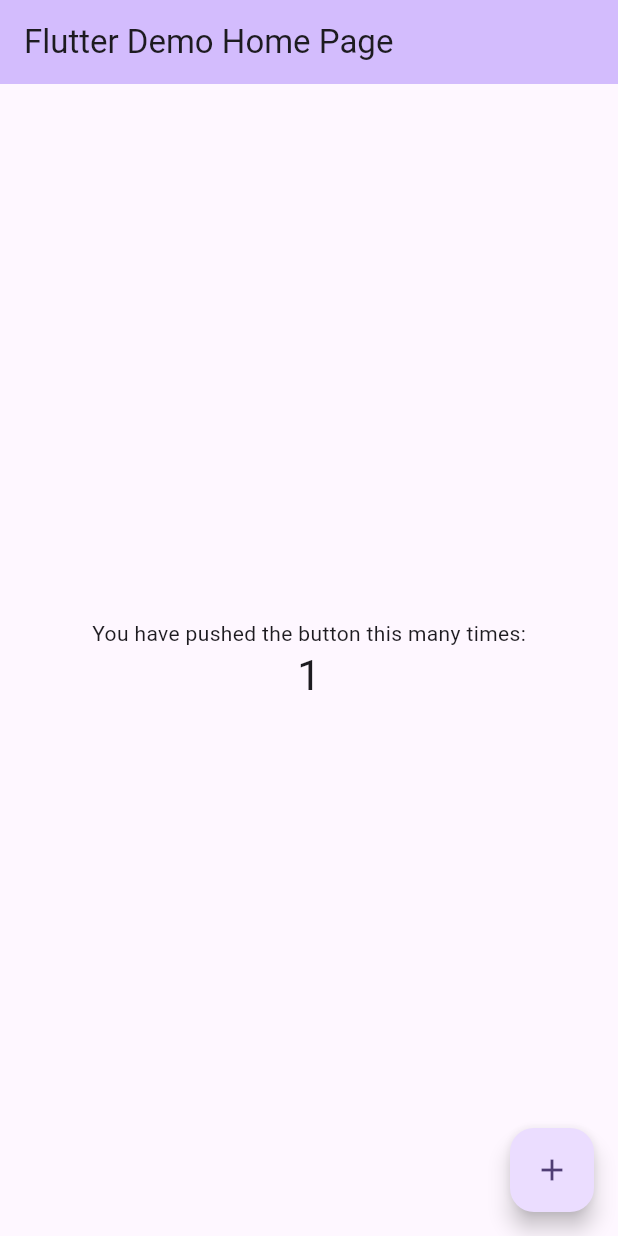
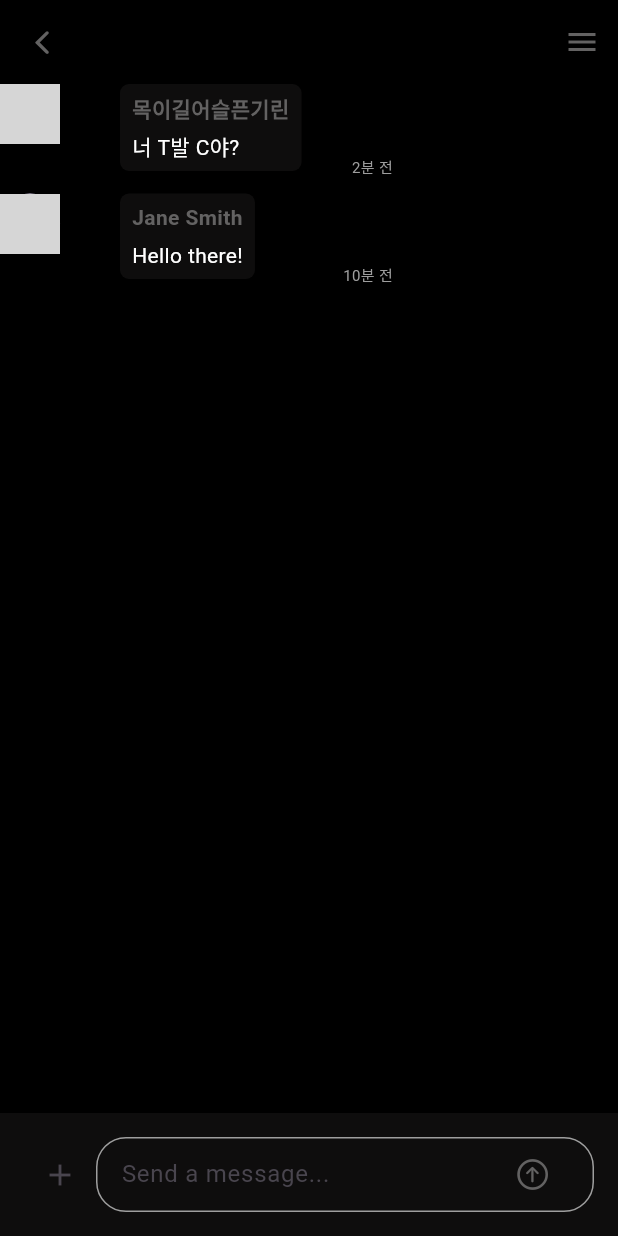
Before and after one commit to frank7841/sendbird-chat, a Flutter app: the screen it shows after launch, after a tap on the "add" icon, on a phone screen of 412 x 824 dp. Run offline on Flutter 3.47's test engine with Material 3 defaults, Android fonts, the phone set to English and light mode, and no system bars; drawn by our look-alikes of bubble; missing offline and left inert: sendbird_chat_sdk; network calls fail; grey boxes are pictures that could not be loaded.

Commit message:
send message

```diff
--- /dev/null
+++ b/lib/channel_list.dart
@@ -0,0 +1,206 @@
+import 'package:flutter/cupertino.dart';
+import 'package:flutter/material.dart';
+import 'package:sendbird_chat_app/component/chat.dart';
+import 'package:sendbird_chat_app/constants/colors.dart';
+import 'package:sendbird_chat_sdk/sendbird_chat_sdk.dart';
+
+class ChatListScreen extends StatefulWidget {
+  final String openChannelUrl;
+
+  const ChatListScreen({Key? key, required this.openChannelUrl})
+      : super(key: key);
+
+  @override
+  _ChatListScreenState createState() => _ChatListScreenState();
+}
+
+class _ChatListScreenState extends State<ChatListScreen> {
+  late TextEditingController _messageController;
+  late OpenChannel openChannel;
+  List<Map<String, String>> messages = [];
+  @override
+  void initState() {
+    super.initState();
+    _messageController = TextEditingController();
+    initializeOpenChannel();
+
+    addReceivedMessage(
+      '목이길어슬픈기린',
+      '너 T발 C야?',
+      '2분 전',
+      'https://images.unsplash.com/photo-1583122624368-93607357113c?q=80&w=1374&auto=format&fit=crop&ixlib=rb-4.0.3&ixid=M3wxMjA3fDB8MHxwaG90by1wYWdlfHx8fGVufDB8fHx8fA%3D%3D',
+    );
+    addReceivedMessage(
+      'Jane Smith',
+      'Hello there!',
+      '10분 전',
+      'https://images.unsplash.com/photo-1570527140771-020891229bb4?q=80&w=1374&auto=format&fit=crop&ixlib=rb-4.0.3&ixid=M3wxMjA3fDB8MHxwaG90by1wYWdlfHx8fGVufDB8fHx8fA%3D%3D',
+    );
+  }
+
+  Future<void> initializeOpenChannel() async {
+    try {
+      openChannel = await OpenChannel.getChannel(widget.openChannelUrl);
+
+      print("Open channel Entered: ${openChannel.channelUrl}");
+      print("Open channel name: ${openChannel.name}");
+      setState(() {});
+    } catch (e) {
+      rethrow;
+    }
+  }
+
+  void addSentMessage(String messageText) {
+    setState(() {
+      messages.add({'type': 'sent', 'message': messageText});
+    });
+  }
+
+  // Function to add received messages to the list
+  void addReceivedMessage(
+      String senderName, String messageText, String time, String imageUrl) {
+    setState(() {
+      messages.add({
+        'type': 'received',
+        'senderName': senderName,
+        'message': messageText,
+        'time': time,
+        'imageUrl': imageUrl,
+      });
+    });
+  }
+
+  Future<void> sendMessage() async {
+    try {
+      final messageText = _messageController.text;
+      final params = UserMessageCreateParams(message: _messageController.text)
+        ..data = 'DATA'
+        ..customType = 'CUSTOM_TYPE';
+
+      openChannel.sendUserMessage(params, handler: (message, e) {
+        if (e != null) {
+          // Handle error.
+          print('Error sending message: $e');
+        } else {
+          // Handle successful message sending.
+          print('Message sent successfully: $messageText');
+          setState(() {
+            print('Before: $messageText');
+            addSentMessage(messageText);
+            print('After: $messages');
+          });
+        }
+      });
+
+      _messageController.clear();
+    } catch (e) {
+      // Handle error.
+      print('Error sending message: $e');
+    }
+  }
+
+  @override
+  Widget build(BuildContext context) {
+    return Scaffold(
+      appBar: AppBar(
+        backgroundColor: const Color.fromARGB(0, 5, 5, 5),
+        title: openChannel != null
+            ? Text(
+                openChannel.name,
+                style: TextStyle(color: darkWhite),
+              )
+            : const Text(
+                'Loading...',
+                style: TextStyle(color: darkWhite),
+              ),
+        leading: IconButton(
+          icon: const Icon(CupertinoIcons.back, color: darkWhite),
+          onPressed: () {
+            // Implement your back button functionality here
+          },
+        ),
+        actions: [
+          IconButton(
+            icon: const Icon(Icons.menu, color: darkWhite),
+            onPressed: () {
+              // Implement your menu icon functionality here
+            },
+          ),
+        ],
+      ),
+      body: Column(
+        mainAxisAlignment: MainAxisAlignment.spaceBetween,
+        children: [
+          Expanded(
+            child: ListView.builder(
+              itemCount: messages.length,
+              itemBuilder: (context, index) {
+                final message = messages[index];
+                if (message['type'] == 'sent') {
+                  return SenderMessage(
+                    message: message['message'] ?? '',
+                  );
+                } else {
+                  return ReceiverMessage(
+                    title: message['senderName'] ?? '',
+                    message: message['message'] ?? '',
+                    time: message['time'] ?? '',
+                    imageUrl: message['imageUrl'] ?? '',
+                  );
+                }
+              },
+            ),
+          ),
+          Container(
+            color: darkGrey,
+            child: Padding(
+              padding: const EdgeInsets.all(16.0),
+              child: Row(
+                mainAxisAlignment: MainAxisAlignment.spaceBetween,
+                children: [
+                  IconButton(
+                    icon: const Icon(Icons.add),
+                    onPressed: () {
+                      // Implement your plus icon functionality here
+                    },
+                  ),
+                  Expanded(
+                    child: Container(
+                      padding: const EdgeInsets.symmetric(horizontal: 16.0),
+                      decoration: BoxDecoration(
+                        borderRadius: BorderRadius.circular(20.0),
+                        border: Border.all(color: Colors.grey),
+                      ),
+                      child: Row(
+                        children: [
+                          Expanded(
+                            child: TextField(
+                              controller: _messageController,
+                              decoration: const InputDecoration(
+                                hintText: 'Send a message...',
+                                border: InputBorder.none,
+                              ),
+                            ),
+                          ),
+                          IconButton(
+                            icon: const Icon(
+                              CupertinoIcons.arrow_up_circle,
+                              color: darkWhite,
+                            ),
+                            onPressed: () {
+                              sendMessage();
+                            },
+                          ),
+                        ],
+                      ),
+                    ),
+                  ),
+                ],
+              ),
+            ),
+          ),
+        ],
+      ),
+    );
+  }
+}
--- /dev/null
+++ b/lib/component/chat.dart
@@ -0,0 +1,118 @@
+import 'package:flutter/material.dart';
+import 'package:bubble/bubble.dart';
+import 'package:sendbird_chat_app/constants/colors.dart';
+
+class SenderMessage extends StatelessWidget {
+  final String message;
+
+  const SenderMessage({super.key, required this.message});
+
+  @override
+  Widget build(BuildContext context) {
+    return Align(
+      alignment: Alignment.centerRight,
+      child: Bubble(
+        margin: const BubbleEdges.only(top: 10),
+        alignment: Alignment.topRight,
+        nipWidth: 30,
+        nipHeight: 10,
+        nip: BubbleNip.rightTop,
+        color: Colors.transparent, // Set the bubble color to transparent
+        child: Container(
+          decoration: BoxDecoration(
+            borderRadius: BorderRadius.circular(15.0),
+            gradient: const LinearGradient(
+              colors: [
+                Color.fromRGBO(255, 192, 203, 1.0), // Light Pink
+                Color.fromRGBO(255, 105, 180, 1.0), // Deep Pink
+              ],
+              begin: Alignment.topLeft,
+              end: Alignment.bottomRight,
+            ),
+          ),
+          child: Padding(
+            padding: const EdgeInsets.all(8.0),
+            child: Text(
+              message,
+              textAlign: TextAlign.right,
+              style: const TextStyle(color: Colors.white), // Text color
+            ),
+          ),
+        ),
+      ),
+    );
+  }
+}
+
+class ReceiverMessage extends StatelessWidget {
+  final String title;
+  final String message;
+  final String time;
+  final String imageUrl;
+
+  const ReceiverMessage({
+    super.key,
+    required this.title,
+    required this.message,
+    required this.time,
+    required this.imageUrl,
+  });
+
+  @override
+  Widget build(BuildContext context) {
+    MediaQueryData size = MediaQuery.of(context);
+    return Row(
+      crossAxisAlignment: CrossAxisAlignment.start,
+      children: [
+        CircleAvatar(
+          backgroundImage: NetworkImage(imageUrl),
+          radius: 20,
+        ),
+        const SizedBox(width: 10),
+        Expanded(
+          child: Column(
+            crossAxisAlignment: CrossAxisAlignment.start,
+            children: [
+              Bubble(
+                nipWidth: 30,
+                nipHeight: 10,
+                nip: BubbleNip.leftTop,
+                showNip: false,
+                color: darkGrey,
+                child: Column(
+                  crossAxisAlignment: CrossAxisAlignment.start,
+                  children: [
+                    Text(
+                      title,
+                      style: const TextStyle(
+                          fontWeight: FontWeight.bold, color: darkWhite),
+                    ),
+                    const SizedBox(height: 5),
+                    Text(
+                      message,
+                      style: const TextStyle(color: Colors.white),
+                    ),
+                    // Adjust the space between message and time
+                  ],
+                ),
+              ),
+              Padding(
+                padding: const EdgeInsets.only(right: 150),
+                child: Align(
+                  alignment: Alignment.topRight,
+                  child: Transform.translate(
+                    offset: const Offset(0, -10),
+                    child: Text(
+                      time,
+                      style: const TextStyle(fontSize: 10, color: Colors.grey),
+                    ),
+                  ),
+                ),
+              ),
+            ],
+          ),
+        ),
+      ],
+    );
+  }
+}
--- /dev/null
+++ b/lib/constants/colors.dart
@@ -0,0 +1,4 @@
+import 'package:flutter/material.dart';
+
+const darkWhite = Color.fromARGB(255, 99, 98, 98);
+const darkGrey = Color.fromARGB(255, 14, 13, 13);
--- a/lib/main.dart
+++ b/lib/main.dart
@@ -1,125 +1,64 @@
+import 'dart:async';
+import 'dart:developer';
+
 import 'package:flutter/material.dart';
+import 'package:sendbird_chat_app/channel_list.dart';
+import 'package:sendbird_chat_sdk/sendbird_chat_sdk.dart';
 
 void main() {
-  runApp(const MyApp());
+  runApp(MyApp());
 }
 
 class MyApp extends StatelessWidget {
-  const MyApp({super.key});
-
-  // This widget is the root of your application.
   @override
   Widget build(BuildContext context) {
     return MaterialApp(
+      debugShowCheckedModeBanner: false,
       title: 'Flutter Demo',
       theme: ThemeData(
-        // This is the theme of your application.
-        //
-        // TRY THIS: Try running your application with "flutter run". You'll see
-        // the application has a blue toolbar. Then, without quitting the app,
-        // try changing the seedColor in the colorScheme below to Colors.green
-        // and then invoke "hot reload" (save your changes or press the "hot
-        // reload" button in a Flutter-supported IDE, or press "r" if you used
-        // the command line to start the app).
-        //
-        // Notice that the counter didn't reset back to zero; the application
-        // state is not lost during the reload. To reset the state, use hot
-        // restart instead.
-        //
-        // This works for code too, not just values: Most code changes can be
-        // tested with just a hot reload.
         colorScheme: ColorScheme.fromSeed(seedColor: Colors.deepPurple),
+        scaffoldBackgroundColor: Colors.black,
         useMaterial3: true,
       ),
-      home: const MyHomePage(title: 'Flutter Demo Home Page'),
+      home: Builder(
+        builder: (context) {
+          return FutureBuilder(
+            future: initializeSendbird(),
+            builder: (context, snapshot) {
+              if (snapshot.connectionState == ConnectionState.done) {
+                return ChatListScreen(openChannelUrl: snapshot.data.toString());
+              } else if (snapshot.hasError) {
+                return Center(
+                  child: Text('Error initializing Sendbird: ${snapshot.error}'),
+                );
+              } else {
+                return const Center(
+                  child: CircularProgressIndicator(),
+                );
+              }
+            },
+          );
+        },
+      ),
     );
   }
-}
 
-class MyHomePage extends StatefulWidget {
-  const MyHomePage({super.key, required this.title});
+  Future<String> initializeSendbird() async {
+    try {
+      WidgetsFlutterBinding.ensureInitialized();
+      await SendbirdChat.init(appId: 'BC823AD1-FBEA-4F08-8F41-CF0D9D280FBF');
+      final user = await SendbirdChat.connect('@#790943918');
+      log("${user} is connected");
 
-  // This widget is the home page of your application. It is stateful, meaning
-  // that it has a State object (defined below) that contains fields that affect
-  // how it looks.
+      final openChannel = await OpenChannel.getChannel(
+          "sendbird_open_channel_14092_bf4075fbb8f12dc0df3ccc5c653f027186ac9211");
+      openChannel.enter();
+      log("Open channel created: ${openChannel.channelUrl}");
 
-  // This class is the configuration for the state. It holds the values (in this
-  // case the title) provided by the parent (in this case the App widget) and
-  // used by the build method of the State. Fields in a Widget subclass are
-  // always marked "final".
-
-  final String title;
-
-  @override
-  State<MyHomePage> createState() => _MyHomePageState();
-}
-
-class _MyHomePageState extends State<MyHomePage> {
-  int _counter = 0;
-
-  void _incrementCounter() {
-    setState(() {
-      // This call to setState tells the Flutter framework that something has
-      // changed in this State, which causes it to rerun the build method below
-      // so that the display can reflect the updated values. If we changed
-      // _counter without calling setState(), then the build method would not be
-      // called again, and so nothing would appear to happen.
-      _counter++;
-    });
-  }
-
-  @override
-  Widget build(BuildContext context) {
-    // This method is rerun every time setState is called, for instance as done
-    // by the _incrementCounter method above.
-    //
-    // The Flutter framework has been optimized to make rerunning build methods
-    // fast, so that you can just rebuild anything that needs updating rather
-    // than having to individually change instances of widgets.
-    return Scaffold(
-      appBar: AppBar(
-        // TRY THIS: Try changing the color here to a specific color (to
-        // Colors.amber, perhaps?) and trigger a hot reload to see the AppBar
-        // change color while the other colors stay the same.
-        backgroundColor: Theme.of(context).colorScheme.inversePrimary,
-        // Here we take the value from the MyHomePage object that was created by
-        // the App.build method, and use it to set our appbar title.
-        title: Text(widget.title),
-      ),
-      body: Center(
-        // Center is a layout widget. It takes a single child and positions it
-        // in the middle of the parent.
-        child: Column(
-          // Column is also a layout widget. It takes a list of children and
-          // arranges them vertically. By default, it sizes itself to fit its
-          // children horizontally, and tries to be as tall as its parent.
-          //
-          // Column has various properties to control how it sizes itself and
-          // how it positions its children. Here we use mainAxisAlignment to
-          // center the children vertically; the main axis here is the vertical
-          // axis because Columns are vertical (the cross axis would be
-          // horizontal).
-          //
-          // TRY THIS: Invoke "debug painting" (choose the "Toggle Debug Paint"
-          // action in the IDE, or press "p" in the console), to see the
-          // wireframe for each widget.
-          mainAxisAlignment: MainAxisAlignment.center,
-          children: <Widget>[
-            const Text(
-              'You have pushed the button this many times:',
-            ),
-            Text(
-              '$_counter',
-              style: Theme.of(context).textTheme.headlineMedium,
-            ),
-          ],
-        ),
-      ),
-      floatingActionButton: FloatingActionButton(
-        onPressed: _incrementCounter,
-        tooltip: 'Increment',
-        child: const Icon(Icons.add),
-      ), // This trailing comma makes auto-formatting nicer for build methods.
-    );
+      return openChannel.channelUrl;
+    } catch (e) {
+      print('Error initializing Sendbird: $e');
+      throw e;
+    }
   }
 }
--- a/pubspec.yaml
+++ b/pubspec.yaml
@@ -35,6 +35,10 @@ dependencies:
   # The following adds the Cupertino Icons font to your application.
   # Use with the CupertinoIcons class for iOS style icons.
   cupertino_icons: ^1.0.2
+
+  dash_chat: ^1.1.16
+  sendbird_chat_sdk: ^4.2.1
+  bubble: ^1.2.1
 
 dev_dependencies:
   flutter_test:
```
Also changed, not shown: pubspec.lock, 5 other files.
